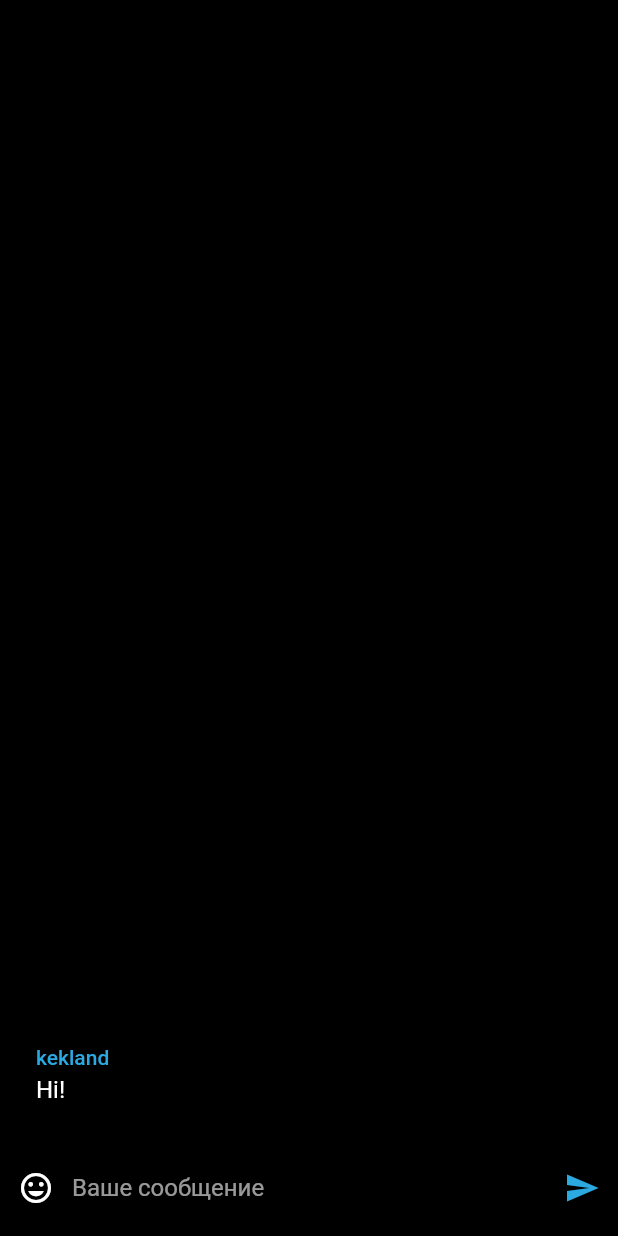
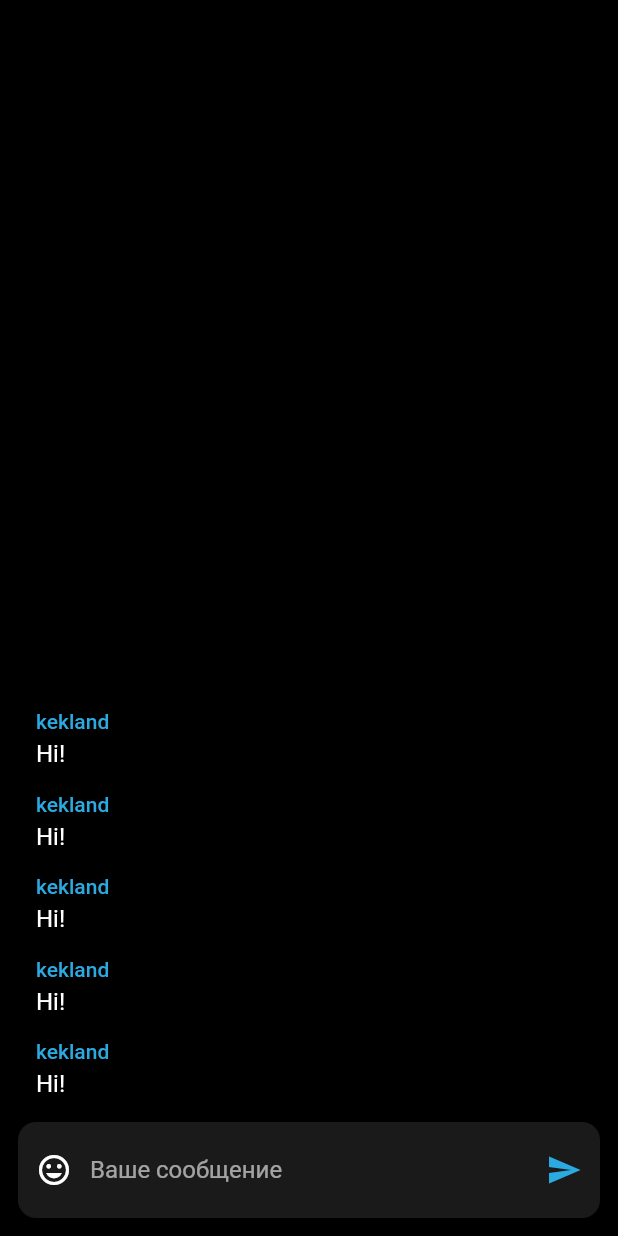
Before and after one commit to kekland/ozen-stream-app, a Flutter app: the ChatPanel widget shown alone on an empty page, opened directly, on a phone screen of 412 x 824 dp. Run offline on Flutter 3.47's test engine with Material 2 defaults, Android fonts, the phone set to English and light mode, and no system bars; our stand-ins replace font_awesome_flutter, modal_bottom_sheet; missing offline and left inert: circular_reveal_animation, snaplist; network calls fail; statements that could not run were skipped.

Commit message:
impl: chat panel

```diff
--- a/lib/components/sliding_panel.dart
+++ b/lib/components/sliding_panel.dart
@@ -16,8 +16,11 @@ class SlidingPanel extends StatelessWidget {
 
   @override
   Widget build(BuildContext context) {
+    final height = MediaQuery.of(context).size.height -
+        MediaQuery.of(context).viewInsets.bottom;
+
     return Container(
-      height: expandHeight ? MediaQuery.of(context).size.height * maxHeight : null,
+      height: expandHeight ? (height) * maxHeight : null,
       child: Column(
         crossAxisAlignment: CrossAxisAlignment.start,
         children: [
--- a/lib/pages/chat_panel.dart
+++ b/lib/pages/chat_panel.dart
@@ -18,15 +18,34 @@ class _ChatPanelState extends State<ChatPanel> {
       children: <Widget>[
         Expanded(
           child: ListView(
-            controller: widget.scrollController,
             reverse: true,
             physics: BouncingScrollPhysics(),
             padding: const EdgeInsets.only(
               left: 24.0,
               right: 24.0,
-              bottom: 24.0,
+              bottom: 8.0,
             ),
             children: [
+              ChatMessage(
+                body: 'Hi!',
+                username: 'kekland',
+              ),
+              SizedBox(height: 16.0),
+              ChatMessage(
+                body: 'Hi!',
+                username: 'kekland',
+              ),
+              SizedBox(height: 16.0),
+              ChatMessage(
+                body: 'Hi!',
+                username: 'kekland',
+              ),
+              SizedBox(height: 16.0),
+              ChatMessage(
+                body: 'Hi!',
+                username: 'kekland',
+              ),
+              SizedBox(height: 16.0),
               ChatMessage(
                 body: 'Hi!',
                 username: 'kekland',
@@ -37,6 +56,16 @@ class _ChatPanelState extends State<ChatPanel> {
         Container(
           width: double.infinity,
           height: 64.0,
+          margin: const EdgeInsets.only(
+            left: 12.0,
+            right: 12.0,
+            top: 8.0,
+            bottom: 12.0,
+          ),
+          decoration: BoxDecoration(
+            color: Colors.white.withOpacity(0.1),
+            borderRadius: BorderRadius.circular(12.0),
+          ),
           child: ChatField(),
         ),
       ],
```
Also changed, not shown: lib/utils.dart (+8 -4 lines).
